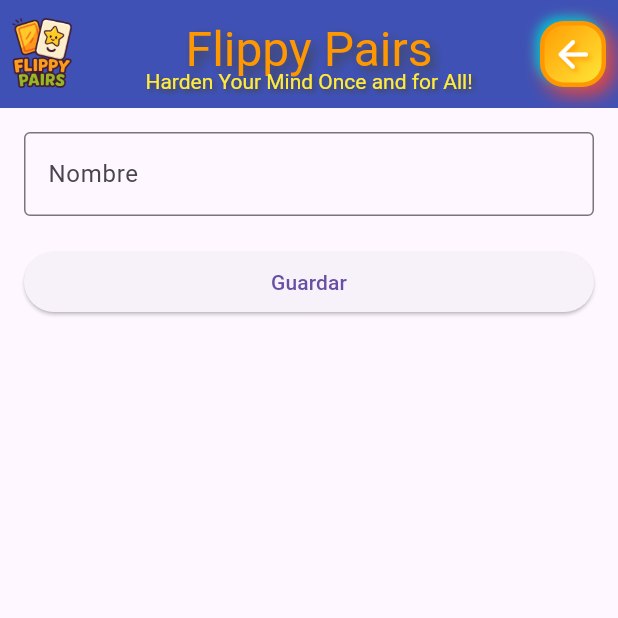
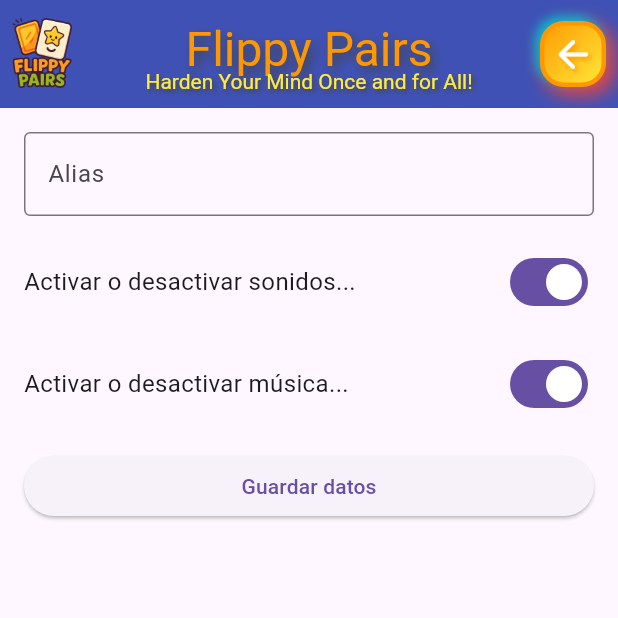
Before and after one commit to TangierDreams/flippy_pairs, a Flutter app: the PagConfiguracion screen opened by its route, on a phone screen of 412 x 824 dp, the top half of it. Run offline on Flutter 3.47's test engine with Material 3 defaults, Android fonts, the phone set to English and light mode, and no system bars; our stand-ins replace audioplayers, google_fonts, shared_preferences, supabase_flutter; accounts and stored records are empty; network calls fail; Roboto replaces fonts that are missing (Chewy); statements that could not run were skipped.

Commit message:
10/10/2025

```diff
--- a/lib/PAGINAS/CONFIGURACION/pag_configuracion.dart
+++ b/lib/PAGINAS/CONFIGURACION/pag_configuracion.dart
@@ -1,3 +1,5 @@
+import 'package:flippy_pairs/PROCEDIMIENTOS/SERVICIOS/srv_diskette.dart';
+import 'package:flippy_pairs/PROCEDIMIENTOS/SERVICIOS/srv_sonidos.dart';
 import 'package:flippy_pairs/PROCEDIMIENTOS/WIDGETS/wid_toolbar.dart';
 import 'package:flutter/material.dart';
 import 'package:flutter/services.dart'; // Importa este paquete para TextInputFormatter
@@ -10,7 +12,15 @@
 }
 
 class _PagConfiguracionState extends State<PagConfiguracion> {
-  final TextEditingController _nameController = TextEditingController();
+  final TextEditingController _nombreUsuario = TextEditingController();
+  bool _sonidoActivado = true;
+  bool _musicaActivada = true;
+
+  @override
+  void initState() {
+    super.initState();
+    _cargarDatos();
+  }
 
   @override
   Widget build(BuildContext context) {
@@ -23,42 +33,99 @@
         child: Column(
           crossAxisAlignment: CrossAxisAlignment.stretch,
           children: <Widget>[
+            //------------------------------------------------------------------
+            // Pedimos el alias del usuario
+            //------------------------------------------------------------------
             TextField(
-              controller: _nameController,
-              // 1. Usamos inputFormatters para aplicar restricciones al input
-              inputFormatters: [
-                // LengthLimitingTextInputFormatter limita el número de caracteres
-                LengthLimitingTextInputFormatter(25),
-              ],
+              controller: _nombreUsuario,
+              inputFormatters: [LengthLimitingTextInputFormatter(25)],
               decoration: InputDecoration(
-                labelText: 'Nombre',
-                hintText: 'Introduce un nombre (máx. 25 caracteres)',
-                // Muestra un contador de caracteres
-                //counterText: '${_nameController.text.length} / $_maxLength',
+                labelText: 'Alias',
+                hintText: 'Introduce un nombre que te guste...',
                 border: const OutlineInputBorder(),
               ),
-              // Opcional: Para actualizar el contador cada vez que se escribe
-              //onChanged: (text) {
-              // El setState fuerza a la interfaz a redibujar y actualizar el counterText
-              //setState(() {
-              // Esto no es estrictamente necesario para el límite,
-              // pero es útil para actualizar el contador de caracteres visual
-              //});
-              //},
             ),
             const SizedBox(height: 20),
+
+            //------------------------------------------------------------------
+            // Activar o desactivar sonidos
+            //------------------------------------------------------------------
+            Row(
+              mainAxisAlignment: MainAxisAlignment.spaceBetween,
+              children: <Widget>[
+                const Text('Activar o desactivar sonidos...', style: TextStyle(fontSize: 16)),
+                Switch(
+                  // 1. Valor actual del estado
+                  value: _sonidoActivado,
+                  // 2. Función que se llama cuando el usuario toca el switch
+                  onChanged: (bool newValue) {
+                    // Actualiza el estado y redibuja la interfaz
+                    setState(() {
+                      _sonidoActivado = newValue;
+                    });
+                    // Aquí añadirías la lógica para guardar la preferencia (p. ej. en SharedPreferences)
+                    debugPrint('Sonidos: ${_sonidoActivado ? 'Activado' : 'Desactivado'}');
+                  },
+                ),
+              ],
+            ),
+            const SizedBox(height: 20),
+
+            //------------------------------------------------------------------
+            // Activar o desactivar música
+            //------------------------------------------------------------------
+            Row(
+              mainAxisAlignment: MainAxisAlignment.spaceBetween,
+              children: <Widget>[
+                const Text('Activar o desactivar música...', style: TextStyle(fontSize: 16)),
+                Switch(
+                  // 1. Valor actual del estado
+                  value: _musicaActivada,
+                  // 2. Función que se llama cuando el usuario toca el switch
+                  onChanged: (bool newValue) {
+                    // Actualiza el estado y redibuja la interfaz
+                    setState(() {
+                      _musicaActivada = newValue;
+                    });
+                    // Aquí añadirías la lógica para guardar la preferencia (p. ej. en SharedPreferences)
+                    debugPrint('Música: ${_sonidoActivado ? 'Activada' : 'Desactivada'}');
+                  },
+                ),
+              ],
+            ),
+            const SizedBox(height: 20),
+
+            //------------------------------------------------------------------
+            // Botón de confirmación de datos
+            //------------------------------------------------------------------
             ElevatedButton(
-              onPressed: () {
-                // Lógica para procesar el nombre
-                ScaffoldMessenger.of(
-                  context,
-                ).showSnackBar(SnackBar(content: Text('Nombre guardado: ${_nameController.text}')));
+              onPressed: () async {
+                _guardarDatos(context);
               },
-              child: const Text('Guardar'),
+              child: const Text('Guardar datos'),
             ),
           ],
         ),
       ),
     );
   }
+
+  void _cargarDatos() {
+    _nombreUsuario.text = SrvDiskette.leerValor(DisketteKey.alias, defaultValue: "");
+    _sonidoActivado = SrvDiskette.leerValor(DisketteKey.sonidoActivado, defaultValue: true);
+    _musicaActivada = SrvDiskette.leerValor(DisketteKey.musicaActivada, defaultValue: true);
+  }
+
+  void _guardarDatos(BuildContext pContexto) async {
+    SrvDiskette.guardarValor(DisketteKey.alias, _nombreUsuario.text);
+    SrvDiskette.guardarValor(DisketteKey.sonidoActivado, _sonidoActivado);
+    SrvDiskette.guardarValor(DisketteKey.musicaActivada, _musicaActivada);
+    ScaffoldMessenger.of(context).showSnackBar(SnackBar(content: Text('Datos correctamente guardados')));
+    await Future.delayed(const Duration(milliseconds: 100));
+    await SrvSonidos.goback();
+    await Future.delayed(const Duration(milliseconds: 250));
+    if (pContexto.mounted) {
+      Navigator.pop(pContexto);
+    }
+  }
 }
--- a/lib/PROCEDIMIENTOS/SERVICIOS/srv_diskette.dart
+++ b/lib/PROCEDIMIENTOS/SERVICIOS/srv_diskette.dart
@@ -6,7 +6,7 @@
 // Posibles claves para el diskette
 //------------------------------------------------------------------------------
 
-enum DisketteKey { ciudad, deviceId, deviceName, idPais, nombrePais, puntuacion }
+enum DisketteKey { alias, ciudad, deviceId, deviceName, idPais, musicaActivada, nombrePais, puntuacion, sonidoActivado }
 
 class SrvDiskette {
   //============================================================================
@@ -49,21 +49,21 @@
     }
   }
 
-  // ============================================================================
+  //============================================================================
   // FUNCIONES DE LECTURA
-  // ============================================================================
+  //============================================================================
 
   // Lee un valor del disco
   // Devuelve defaultValue si la clave no existe
 
-  static dynamic leerValor(String clave, {dynamic defaultValue}) {
-    return _datos[clave] ?? defaultValue;
+  static dynamic leerValor(DisketteKey clave, {dynamic defaultValue}) {
+    return _datos[clave.name] ?? defaultValue;
   }
 
   // Verifica si existe una clave
 
-  static bool existeClave(String clave) {
-    return _datos.containsKey(clave);
+  static bool existeClave(DisketteKey clave) {
+    return _datos.containsKey(clave.name);
   }
 
   // Obtiene todas las claves guardadas
@@ -78,21 +78,21 @@
     return Map<String, dynamic>.from(_datos);
   }
 
-  // ============================================================================
+  //============================================================================
   // FUNCIONES DE ESCRITURA
-  // ============================================================================
+  //============================================================================
 
   // Guarda un valor (crea si no existe, actualiza si existe)
 
-  static Future<void> guardarValor(String clave, dynamic valor) async {
-    _datos[clave] = valor;
+  static Future<void> guardarValor(DisketteKey clave, dynamic valor) async {
+    _datos[clave.name] = valor;
     await _guardarEnDisco();
   }
 
   // Elimina una clave
 
-  static Future<void> eliminarClave(String clave) async {
-    _datos.remove(clave);
+  static Future<void> eliminarClave(DisketteKey clave) async {
+    _datos.remove(clave.name);
     await _guardarEnDisco();
   }
 
--- a/lib/PROCEDIMIENTOS/SERVICIOS/srv_dispositivo.dart
+++ b/lib/PROCEDIMIENTOS/SERVICIOS/srv_dispositivo.dart
@@ -11,7 +11,7 @@
   static Future<String> obtenerId() async {
     // Miramos si ya tenemos un id del dispositivo:
 
-    String existingDeviceId = SrvDiskette.leerValor(DisketteKey.deviceId.name, defaultValue: "");
+    String existingDeviceId = SrvDiskette.leerValor(DisketteKey.deviceId, defaultValue: "");
 
     if (existingDeviceId != "") {
       return existingDeviceId;
@@ -20,7 +20,7 @@
     // Si no lo tenemos, lo creamos y nos lo guardamos:
 
     String newDeviceId = _uuid.v4(); // Generates a unique ID
-    SrvDiskette.guardarValor(DisketteKey.deviceId.name, newDeviceId);
+    SrvDiskette.guardarValor(DisketteKey.deviceId, newDeviceId);
 
     return newDeviceId;
   }
--- a/lib/PROCEDIMIENTOS/SERVICIOS/srv_tracking.dart
+++ b/lib/PROCEDIMIENTOS/SERVICIOS/srv_tracking.dart
@@ -12,9 +12,9 @@
     final response = await http.get(uri);
     if (response.statusCode == 200) {
       final Map<String, dynamic> data = jsonDecode(response.body);
-      SrvDiskette.guardarValor(DisketteKey.idPais.name, data['country_code']);
-      SrvDiskette.guardarValor(DisketteKey.nombrePais.name, data['country_name']);
-      SrvDiskette.guardarValor(DisketteKey.ciudad.name, data['city']);
+      SrvDiskette.guardarValor(DisketteKey.idPais, data['country_code']);
+      SrvDiskette.guardarValor(DisketteKey.nombrePais, data['country_name']);
+      SrvDiskette.guardarValor(DisketteKey.ciudad, data['city']);
     } else {
       debugPrint('Fallo al cargar la información de la IP: ${response.statusCode}');
     }
```
Also changed, not shown: lib/PAGINAS/JUEGO/srv_juego.dart (+6 -6 lines).
